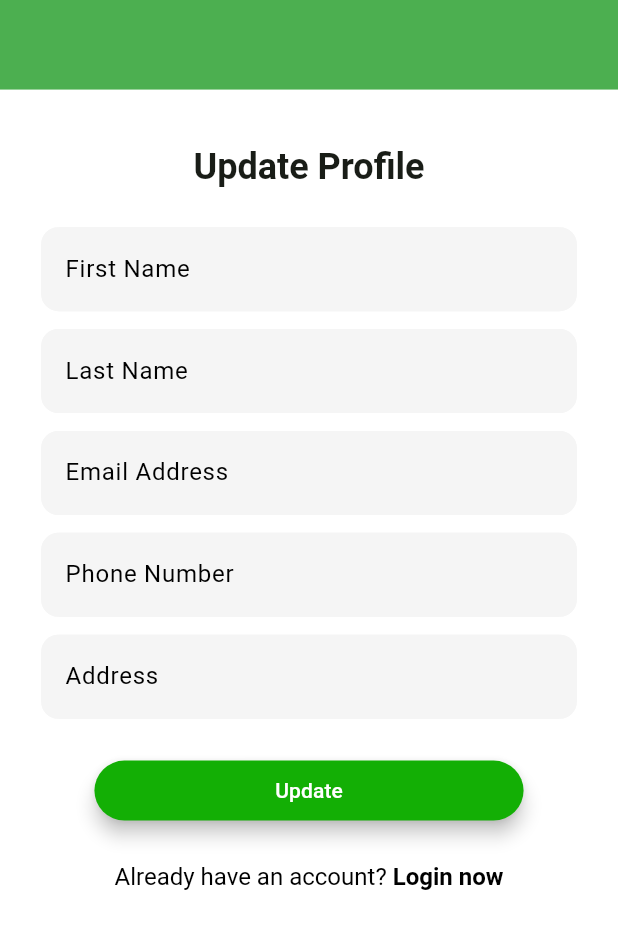
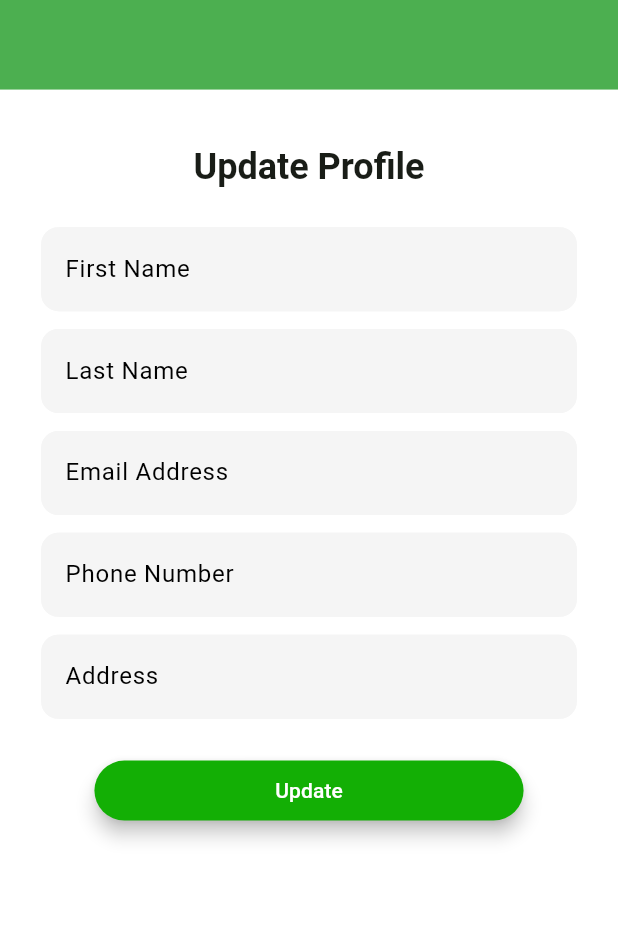
Before and after one commit to rahulkandel07/assignment, a Flutter app: the UpdateProfileScreen screen opened directly, on a phone screen of 412 x 824 dp. Shown: the top 929 px of the screen. Run offline on Flutter 3.47's test engine with Material 3 defaults, Android fonts, the phone set to English and light mode, and no system bars; our stand-ins replace flutter_screenutil, google_fonts.

Commit message:
Changes made

```diff
--- a/lib/features/auth/screens/update_profile_screen.dart
+++ b/lib/features/auth/screens/update_profile_screen.dart
@@ -53,24 +53,6 @@ class UpdateProfileScreen extends StatelessWidget {
                     ),
                   ),
                   20.verticalSpace,
-                  RichText(
-                    text: TextSpan(
-                        text: "Already have an account? ",
-                        style: GoogleFonts.roboto(
-                          fontSize: 14.sp,
-                          fontWeight: FontWeight.w400,
-                          color: Colors.black,
-                        ),
-                        children: [
-                          TextSpan(
-                            text: "Login now",
-                            style: GoogleFonts.roboto(
-                              fontWeight: FontWeight.w700,
-                            ),
-                          )
-                        ]),
-                  ),
-                  20.verticalSpace,
                 ],
               ),
             )
--- a/lib/main.dart
+++ b/lib/main.dart
@@ -1,5 +1,4 @@
 import 'package:assignment/constants/app_routes.dart';
-import 'package:assignment/features/assistant/assistant_form_screen.dart';
 import 'package:assignment/features/homepage/screens/explore_southlake_screen.dart';
 import 'package:assignment/features/homepage/screens/get_in_touch_screen.dart';
 import 'package:assignment/features/homepage/screens/how_can_you_help_screen.dart';
@@ -30,7 +29,7 @@ class MyApp extends StatelessWidget {
             colorScheme: ColorScheme.fromSeed(seedColor: Colors.green),
             useMaterial3: true,
           ),
-          home: const AssistantFormScreen(),
+          home: ExploreSouthlakeScreen(),
           routes: {
             AppRoutes.exploreSouthLakeScreen: (ctx) => ExploreSouthlakeScreen(),
             AppRoutes.whatWeDoScreenRoute: (ctx) => const WhatWeDoScreen(),
```
Also changed, not shown: pubspec.lock.
